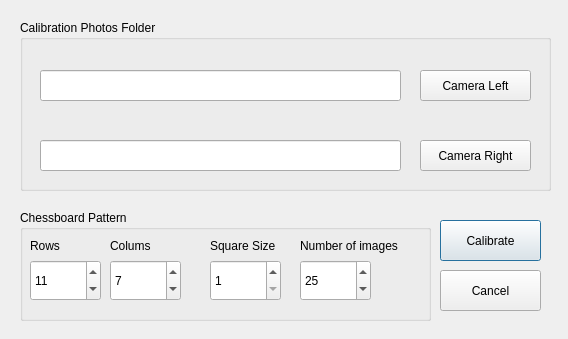
Qt form VR_interfaz/calibdialog.ui (richardseba/TFG-Code) before a commit.
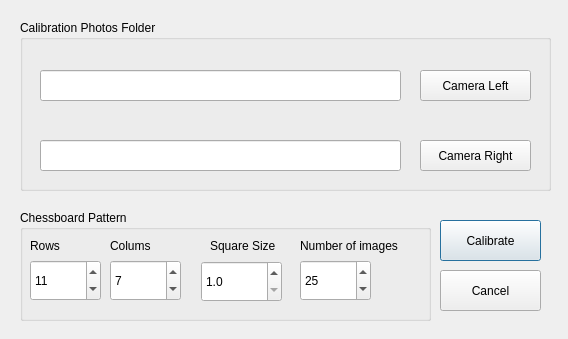
The same form after that commit.

```diff
--- a/VR_interfaz/calibdialog.ui
+++ b/VR_interfaz/calibdialog.ui
@@ -83,19 +83,6 @@
      <string>Colums</string>
     </property>
    </widget>
-   <widget class="QSpinBox" name="spinBox_squareSize">
-    <property name="geometry">
-     <rect>
-      <x>190</x>
-      <y>50</y>
-      <width>71</width>
-      <height>41</height>
-     </rect>
-    </property>
-    <property name="minimum">
-     <number>1</number>
-    </property>
-   </widget>
    <widget class="QLabel" name="label_3">
     <property name="geometry">
      <rect>
@@ -141,6 +128,22 @@
      <string>Number of images</string>
     </property>
    </widget>
+   <widget class="QDoubleSpinBox" name="spinBox_squareSize">
+    <property name="geometry">
+     <rect>
+      <x>181</x>
+      <y>51</y>
+      <width>81</width>
+      <height>41</height>
+     </rect>
+    </property>
+    <property name="decimals">
+     <number>1</number>
+    </property>
+    <property name="minimum">
+     <double>1.000000000000000</double>
+    </property>
+   </widget>
   </widget>
   <widget class="QGroupBox" name="groupBox_2">
    <property name="geometry">
```
